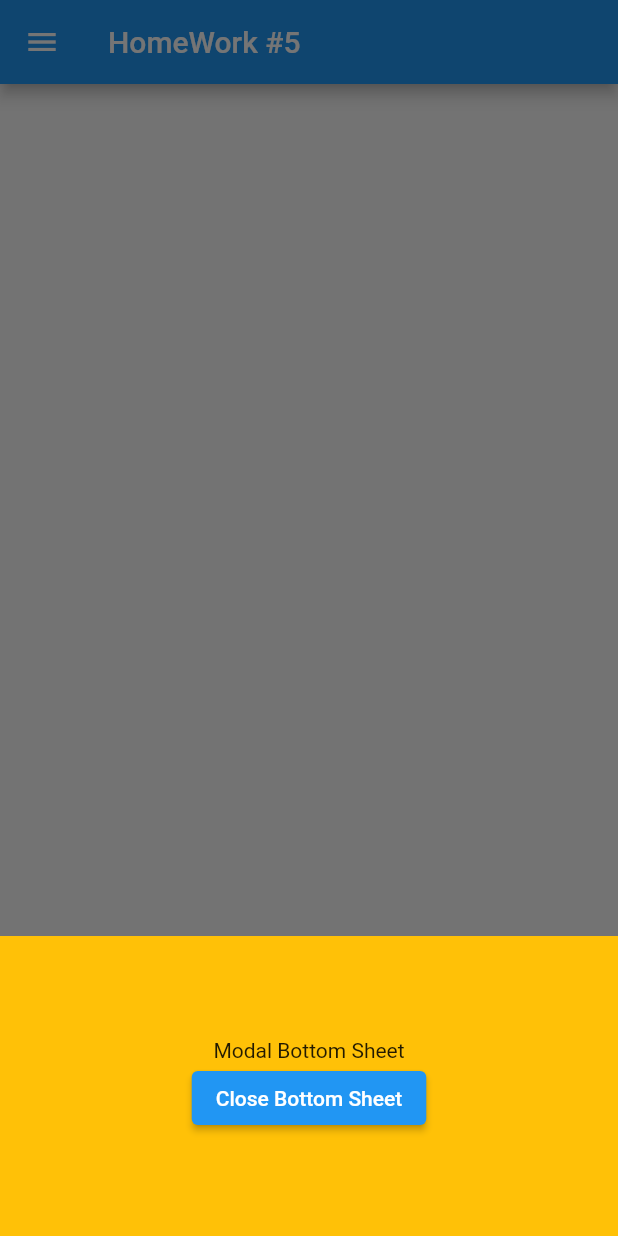
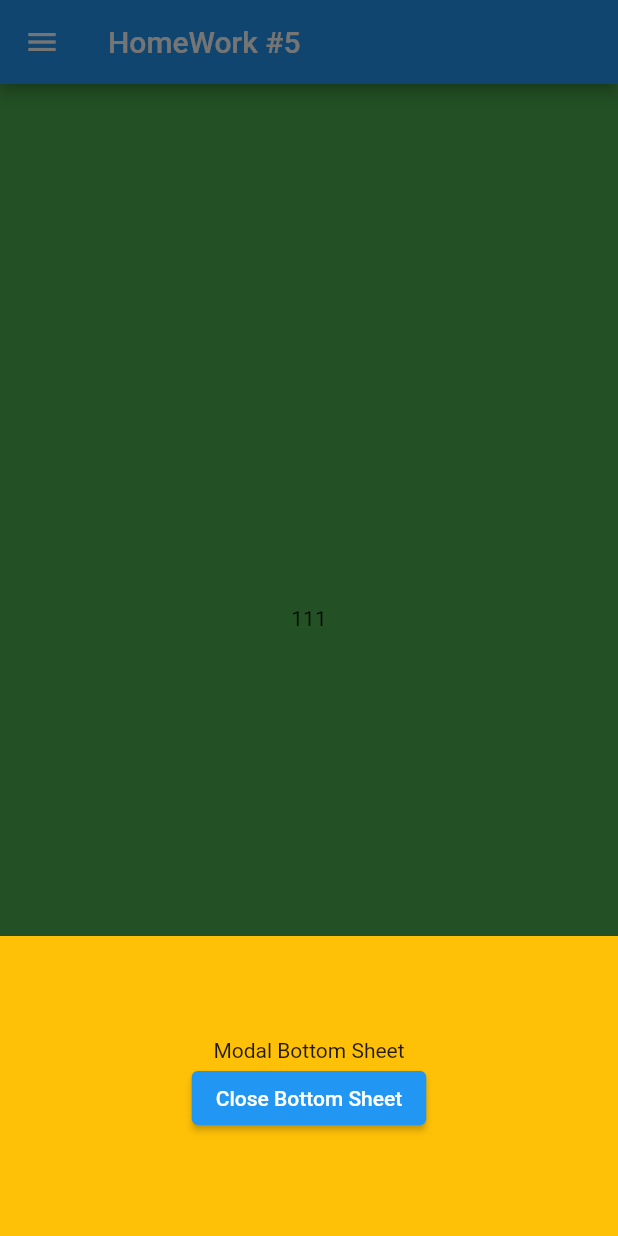
Before and after one commit to barganaev/Dart_basics, a Flutter app: the HomeWork5 screen opened directly, after a tap on the "add" icon, on a phone screen of 412 x 824 dp. Run offline on Flutter 3.47's test engine with Material 2 defaults, Android fonts, the phone set to English and light mode, and no system bars; our stand-ins replace carousel_slider, flutter_svg.

Commit message:
HomeWork #5 cont.

```diff
--- a/skill_box_homeworks/lib/hw_5.dart
+++ b/skill_box_homeworks/lib/hw_5.dart
@@ -1,4 +1,16 @@
 import 'package:flutter/material.dart';
+
+class TabItem {
+  String title;
+  Icon icon;
+  TabItem({this.title, this.icon});
+}
+
+final List<TabItem> _tabBar = [
+  TabItem(title: 'Home', icon: Icon(Icons.home)),
+  TabItem(title: 'Favorite', icon: Icon(Icons.favorite)),
+  TabItem(title: 'AccountBox', icon: Icon(Icons.account_box)),
+];
 
 class HomeWork5 extends StatefulWidget {
   const HomeWork5({Key key}) : super(key: key);
@@ -7,12 +19,27 @@ class HomeWork5 extends StatefulWidget {
   _HomeWork5State createState() => _HomeWork5State();
 }
 
-class _HomeWork5State extends State<HomeWork5> {
+class _HomeWork5State extends State<HomeWork5> with SingleTickerProviderStateMixin {
 
   final GlobalKey<ScaffoldState> scaffoldKey = GlobalKey<ScaffoldState>();
 
   void openDrawer() {
     scaffoldKey.currentState.openDrawer();
+  }
+
+  TabController _tabController;
+  int _currentTabIndex = 0;
+
+  @override
+  void initState() {
+    super.initState();
+    _tabController = TabController(length: _tabBar.length, vsync: this);
+    _tabController.addListener(() {
+      print('Listener: ${_tabController.index}');
+      setState(() {
+        _currentTabIndex = _tabController.index;
+      });
+    });
   }
 
   @override
@@ -22,6 +49,29 @@ class _HomeWork5State extends State<HomeWork5> {
         title: Text('HomeWork #5'),
       ),
       drawer: Drawer(),
+      body: TabBarView(
+        controller: _tabController,
+        children: [
+          Container(
+            color: Colors.green,
+            child: Center(
+              child: Text('111')
+            ),
+          ),
+          Container(
+            color: Colors.yellow,
+            child: Center(
+              child: Text('222')
+            ),
+          ),
+          Container(
+            color: Colors.blue,
+            child: Center(
+              child: Text('333')
+            ),
+          )
+        ],
+      ),
       bottomNavigationBar: BottomAppBar(
         // shape: CircularNotchedRectangle(),
         // elevation: 10,
@@ -29,20 +79,32 @@ class _HomeWork5State extends State<HomeWork5> {
         // clipBehavior: Clip.antiAlias,
         child: Container(
           child: BottomNavigationBar(
+            onTap: (index) {
+              setState(() {
+                _tabController.index = index;
+                _currentTabIndex = index;
+              });
+            },
+            currentIndex: _currentTabIndex,
             elevation: 0,
             items: [
-              BottomNavigationBarItem(
-                icon: Icon(Icons.home),
-                label: "Home",
-              ),
-              BottomNavigationBarItem(
-                icon: Icon(Icons.favorite),
-                label: "Favorite",
-              ),
-              BottomNavigationBarItem(
-                icon: Icon(Icons.account_box),
-                label: "AccountBox",
-              ),
+              for (final item in _tabBar)
+                BottomNavigationBarItem(
+                  label: item.title,
+                  icon: item.icon
+                )
+              // BottomNavigationBarItem(
+              //   icon: Icon(Icons.home),
+              //   label: "Home",
+              // ),
+              // BottomNavigationBarItem(
+              //   icon: Icon(Icons.favorite),
+              //   label: "Favorite",
+              // ),
+              // BottomNavigationBarItem(
+              //   icon: Icon(Icons.account_box),
+              //   label: "AccountBox",
+              // ),
             ],
           ),
         ),
```
